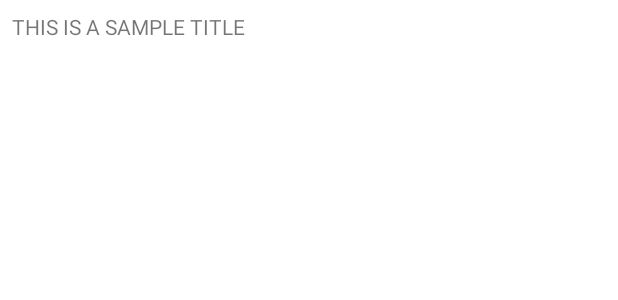
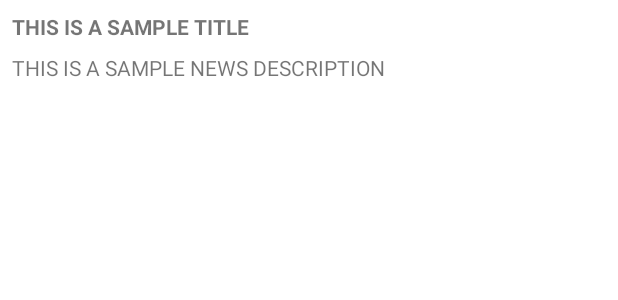
Before and after one commit to HamidrezaAmz/MagicalNews, an Android app: the layout recyclerview_news_source_list_item.xml on its own in the app's theme, with its tools: preview values and no code run, on a phone screen of 412 x 824 dp. Shown: the top 300 px of the screen. Run offline under Robolectric (Android 15) with nearby library versions, the phone set to English and light mode, and no system bars.

Commit message:
add UI changes into news scource page - lets impl inner screens ;)

```diff
--- a/app/src/main/res/layout/recyclerview_news_source_list_item.xml
+++ b/app/src/main/res/layout/recyclerview_news_source_list_item.xml
@@ -3,17 +3,33 @@
     xmlns:app="http://schemas.android.com/apk/res-auto"
     xmlns:tools="http://schemas.android.com/tools"
     android:layout_width="match_parent"
-    android:layout_height="wrap_content">
+    android:layout_height="wrap_content"
+    android:background="?android:attr/selectableItemBackground"
+    android:clickable="true"
+    android:focusable="true">
 
     <androidx.appcompat.widget.AppCompatTextView
         android:id="@+id/appCompatTextView_title"
+        android:layout_width="0dp"
+        android:layout_height="wrap_content"
+        android:paddingStart="8dp"
+        android:paddingTop="8dp"
+        android:paddingEnd="8dp"
+        android:textStyle="bold"
+        app:layout_constraintEnd_toEndOf="parent"
+        app:layout_constraintStart_toStartOf="parent"
+        app:layout_constraintTop_toTopOf="parent"
+        tools:text="THIS IS A SAMPLE TITLE" />
+
+    <androidx.appcompat.widget.AppCompatTextView
+        android:id="@+id/appCompatTextView_description"
         android:layout_width="0dp"
         android:layout_height="wrap_content"
         android:padding="8dp"
         app:layout_constraintBottom_toBottomOf="parent"
         app:layout_constraintEnd_toEndOf="parent"
         app:layout_constraintStart_toStartOf="parent"
-        app:layout_constraintTop_toTopOf="parent"
-        tools:text="THIS IS A SAMPLE TITLE" />
+        app:layout_constraintTop_toBottomOf="@id/appCompatTextView_title"
+        tools:text="THIS IS A SAMPLE NEWS DESCRIPTION" />
 
 </androidx.constraintlayout.widget.ConstraintLayout>
```
Also changed, not shown: app/src/main/java/ir/hamidrezaAmz/magicalnews/view/adapter/viewholder/NewsSourceViewHolder.kt (+10 -4 lines).
